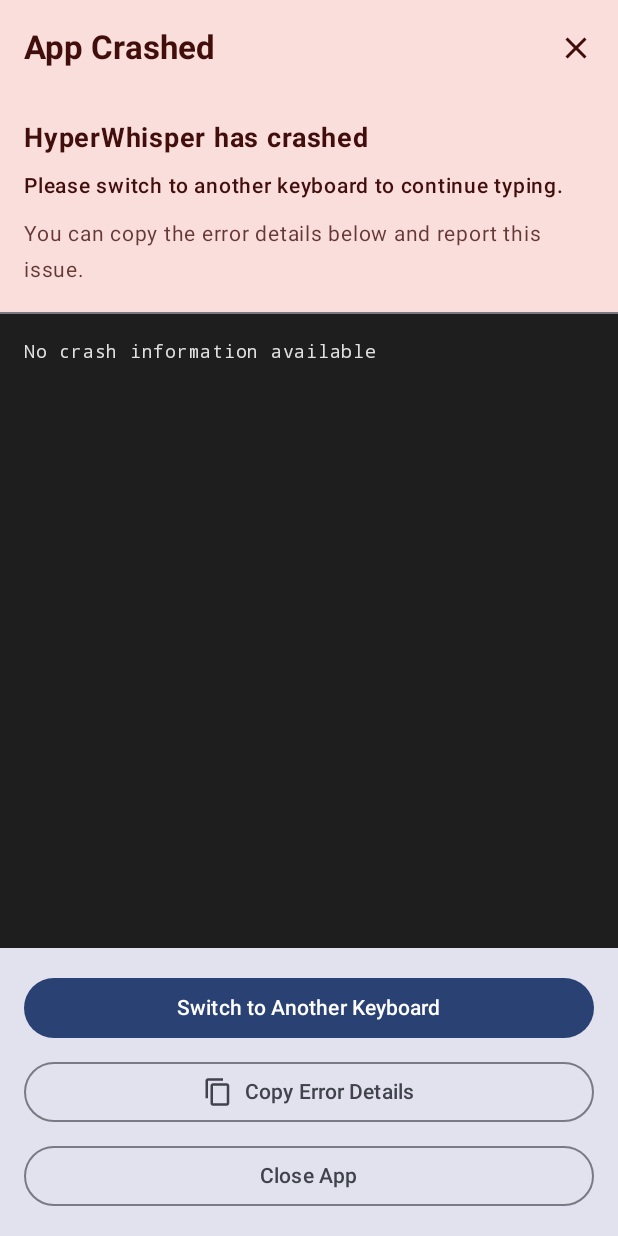
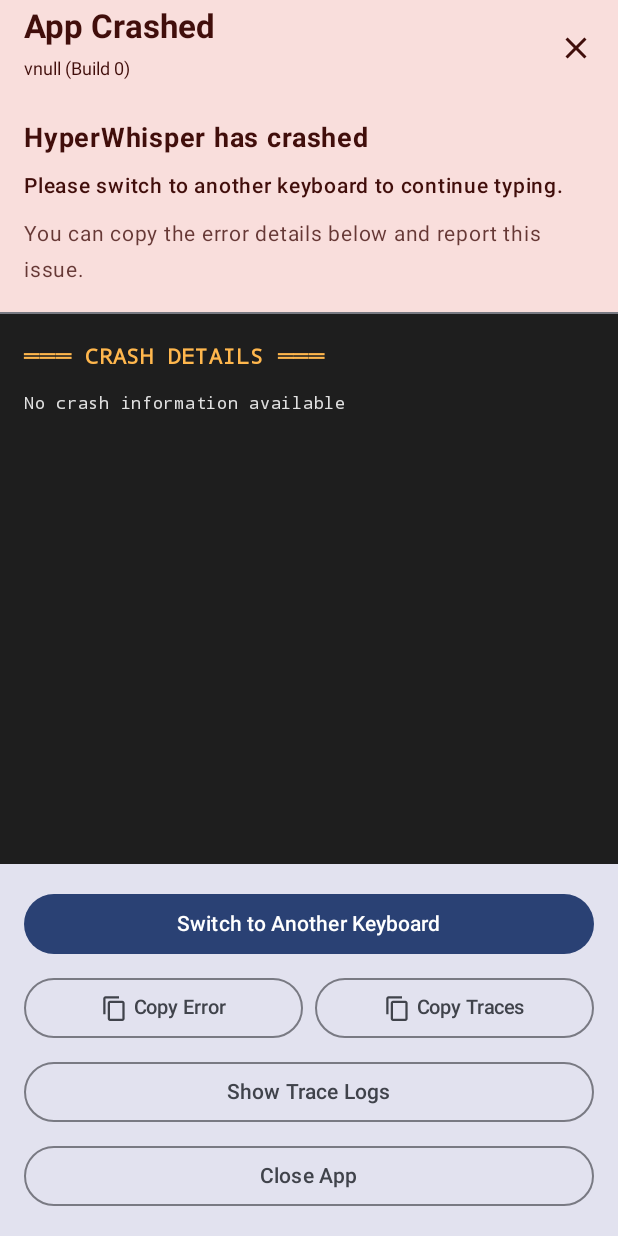
Before and after one commit to alexey-a-abramov/hyperwhisper, an Android app built with Jetpack Compose: the CrashActivity screen opened directly, with no data from a screen before it, on a phone screen of 412 x 824 dp. Run offline under Robolectric (Android 15) with nearby library versions, the phone set to English and light mode, and no system bars.

Commit message:
Add comprehensive trace logging system for diagnostics
Implements a production-ready trace logging system with file-based
persistence and enhanced crash reporting UI.

New Features:
- TraceLogger utility with thread-safe file logging
- Logs cleared on each app restart for fresh diagnostics
- Auto-truncation at 5MB to prevent excessive file size
- Comprehensive lifecycle tracing in IME and Application
- Error logging with full stack traces

Crash Screen Enhancements:
- Display app version and build date in top bar
- Toggle between crash details and trace logs
- Separate "Copy Error" and "Copy Traces" buttons
- Visual headers to distinguish content types
- Improved layout with monospace font for better readability

Integration Points:
- Application.onCreate(): Initialize logger and trace startup
- VoiceInputMethodService: Trace all lifecycle events with details
  - onCreate, onCreateInputView, onStartInput, onStartInputView
  - onFinishInputView, onFinishInput, onDestroy
  - Permission checks, view creation, lifecycle state changes
- CrashHandler: Automatically capture and include trace logs in crash reports

This comprehensive logging makes debugging production issues significantly
easier by providing detailed execution traces alongside crash information.

```diff
--- a/app/src/main/java/com/hyperwhisper/ime/HyperWhisperApplication.kt
+++ b/app/src/main/java/com/hyperwhisper/ime/HyperWhisperApplication.kt
@@ -2,6 +2,7 @@
 
 import android.app.Application
 import com.hyperwhisper.utils.CrashHandler
+import com.hyperwhisper.utils.TraceLogger
 import dagger.hilt.android.HiltAndroidApp
 
 @HiltAndroidApp
@@ -9,7 +10,12 @@
     override fun onCreate() {
         super.onCreate()
 
+        // Initialize trace logger (clears log from previous session)
+        TraceLogger.init(this)
+        TraceLogger.lifecycle("Application", "onCreate", "App starting")
+
         // Install global crash handler
         CrashHandler.install(this)
+        TraceLogger.trace("Application", "Crash handler installed")
     }
 }
--- a/app/src/main/java/com/hyperwhisper/ime/utils/CrashActivity.kt
+++ b/app/src/main/java/com/hyperwhisper/ime/utils/CrashActivity.kt
@@ -18,6 +18,10 @@
 import androidx.compose.material.icons.filled.ContentCopy
 import androidx.compose.material3.*
 import androidx.compose.runtime.Composable
+import androidx.compose.runtime.getValue
+import androidx.compose.runtime.mutableStateOf
+import androidx.compose.runtime.remember
+import androidx.compose.runtime.setValue
 import androidx.compose.ui.Alignment
 import androidx.compose.ui.Modifier
 import androidx.compose.ui.graphics.Color
@@ -31,17 +35,31 @@
 class CrashActivity : ComponentActivity() {
 
     private var crashInfo: String = ""
+    private var traceLogs: String = ""
+    private var versionInfo: String = ""
 
     override fun onCreate(savedInstanceState: Bundle?) {
         super.onCreate(savedInstanceState)
 
         crashInfo = intent.getStringExtra("crash_info") ?: "No crash information available"
+        traceLogs = intent.getStringExtra("trace_logs") ?: "No trace logs available"
+
+        // Get version info
+        versionInfo = try {
+            val packageInfo = packageManager.getPackageInfo(packageName, 0)
+            "v${packageInfo.versionName} (Build ${packageInfo.versionCode})"
+        } catch (e: Exception) {
+            "Version unknown"
+        }
 
         setContent {
             HyperWhisperTheme {
                 CrashScreen(
                     crashInfo = crashInfo,
+                    traceLogs = traceLogs,
+                    versionInfo = versionInfo,
                     onCopy = { copyToClipboard() },
+                    onCopyTraces = { copyTracesToClipboard() },
                     onSwitchKeyboard = { openKeyboardSettings() },
                     onClose = { finish() }
                 )
@@ -54,6 +72,13 @@
         val clip = ClipData.newPlainText("HyperWhisper Crash Report", crashInfo)
         clipboard.setPrimaryClip(clip)
         Toast.makeText(this, "Crash report copied to clipboard", Toast.LENGTH_LONG).show()
+    }
+
+    private fun copyTracesToClipboard() {
+        val clipboard = getSystemService(Context.CLIPBOARD_SERVICE) as ClipboardManager
+        val clip = ClipData.newPlainText("HyperWhisper Trace Logs", traceLogs)
+        clipboard.setPrimaryClip(clip)
+        Toast.makeText(this, "Trace logs copied to clipboard", Toast.LENGTH_LONG).show()
     }
 
     private fun openKeyboardSettings() {
@@ -77,18 +102,29 @@
 @Composable
 fun CrashScreen(
     crashInfo: String,
+    traceLogs: String,
+    versionInfo: String,
     onCopy: () -> Unit,
+    onCopyTraces: () -> Unit,
     onSwitchKeyboard: () -> Unit,
     onClose: () -> Unit
 ) {
+    var showTraces by remember { mutableStateOf(false) }
     Scaffold(
         topBar = {
             TopAppBar(
                 title = {
+                    Column {
                         Text(
                             "App Crashed",
                             fontWeight = FontWeight.Bold
                         )
+                        Text(
+                            versionInfo,
+                            fontSize = 12.sp,
+                            fontWeight = FontWeight.Normal
+                        )
+                    }
                 },
                 colors = TopAppBarDefaults.topAppBarColors(
                     containerColor = MaterialTheme.colorScheme.errorContainer,
@@ -126,17 +162,42 @@
                         Text("Switch to Another Keyboard")
                     }
 
+                    Row(
+                        modifier = Modifier.fillMaxWidth(),
+                        horizontalArrangement = Arrangement.spacedBy(8.dp)
+                    ) {
                         OutlinedButton(
                             onClick = onCopy,
-                        modifier = Modifier.fillMaxWidth()
+                            modifier = Modifier.weight(1f)
                         ) {
                             Icon(
                                 Icons.Default.ContentCopy,
                                 contentDescription = null,
-                            modifier = Modifier.size(20.dp)
+                                modifier = Modifier.size(18.dp)
                             )
-                        Spacer(Modifier.width(8.dp))
-                        Text("Copy Error Details")
+                            Spacer(Modifier.width(4.dp))
+                            Text("Copy Error", fontSize = 13.sp)
+                        }
+
+                        OutlinedButton(
+                            onClick = onCopyTraces,
+                            modifier = Modifier.weight(1f)
+                        ) {
+                            Icon(
+                                Icons.Default.ContentCopy,
+                                contentDescription = null,
+                                modifier = Modifier.size(18.dp)
+                            )
+                            Spacer(Modifier.width(4.dp))
+                            Text("Copy Traces", fontSize = 13.sp)
+                        }
+                    }
+
+                    OutlinedButton(
+                        onClick = { showTraces = !showTraces },
+                        modifier = Modifier.fillMaxWidth()
+                    ) {
+                        Text(if (showTraces) "Show Crash Details" else "Show Trace Logs")
                     }
 
                     OutlinedButton(
@@ -185,7 +246,7 @@
 
             Divider()
 
-            // Crash details
+            // Content area - shows either crash details or trace logs
             Column(
                 modifier = Modifier
                     .fillMaxSize()
@@ -193,12 +254,22 @@
                     .verticalScroll(rememberScrollState())
                     .padding(16.dp)
             ) {
+                // Header showing what's being displayed
                 Text(
-                    text = crashInfo,
+                    text = if (showTraces) "═══ TRACE LOGS ═══" else "═══ CRASH DETAILS ═══",
                     fontFamily = FontFamily.Monospace,
-                    fontSize = 12.sp,
+                    fontSize = 14.sp,
+                    fontWeight = FontWeight.Bold,
+                    color = Color(0xFFFFB74D),
+                    modifier = Modifier.padding(bottom = 12.dp)
+                )
+
+                Text(
+                    text = if (showTraces) traceLogs else crashInfo,
+                    fontFamily = FontFamily.Monospace,
+                    fontSize = 11.sp,
                     color = Color(0xFFE0E0E0),
-                    lineHeight = 18.sp
+                    lineHeight = 16.sp
                 )
             }
         }
```
Also changed, not shown: app/src/main/java/com/hyperwhisper/ime/service/VoiceInputMethodService.kt (+33 -1 lines), app/src/main/java/com/hyperwhisper/ime/utils/CrashHandler.kt (+11 -1 lines), app/src/main/java/com/hyperwhisper/ime/utils/TraceLogger.kt (added, +182 -0 lines). Lines whose indentation alone changed are shown as unchanged.
